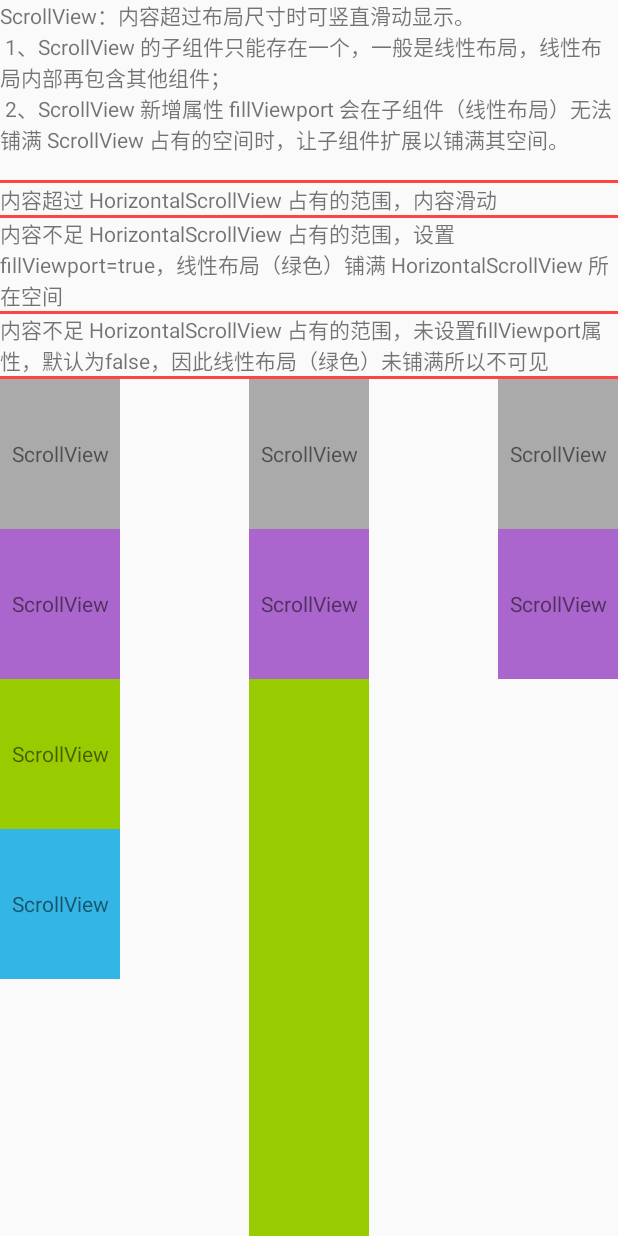
After one commit to MelanDawn/AndroidAppFw, an Android app: the ScrollViewAct screen opened directly, with no data from a screen before it, on a phone screen of 412 x 824 dp. The commit adds this screen. Run offline under Robolectric (Android 15) with nearby library versions, the phone set to English and light mode, and no system bars; libraries missing offline, so code that uses them is left out: com.umeng.analytics, com.umeng.message; 2 statements that could not run were skipped.

Commit message:
[R&D_Center] 首次添加 HorizontalScrollView 和 ScrollView 样例

```diff
--- a/app/src/main/AndroidManifest.xml
+++ b/app/src/main/AndroidManifest.xml
@@ -75,6 +75,8 @@
         <activity android:name=".ui.activity.ViewGroupAct" />
 
         <activity android:name=".ui.activity.FrameLayoutAct" />
+        <activity android:name=".ui.activity.HorizontalScrollViewAct" />
+        <activity android:name=".ui.activity.ScrollViewAct" />
 
         <activity android:name=".ui.activity.GridLayoutAct" />
 
--- /dev/null
+++ b/app/src/main/java/com/zs/androidappfw/ui/activity/ScrollViewAct.java
@@ -0,0 +1,15 @@
+package com.zs.androidappfw.ui.activity;
+
+import android.os.Bundle;
+import android.support.annotation.Nullable;
+
+import com.zs.androidappfw.R;
+import com.zs.androidappfw.ui.base.BaseActivity;
+
+public class ScrollViewAct extends BaseActivity {
+    @Override
+    protected void onCreate(@Nullable Bundle savedInstanceState) {
+        super.onCreate(savedInstanceState);
+        setContentView(R.layout.act_scroll_view);
+    }
+}
--- /dev/null
+++ b/app/src/main/res/layout/act_scroll_view.xml
@@ -0,0 +1,130 @@
+<?xml version="1.0" encoding="utf-8"?>
+<LinearLayout xmlns:android="http://schemas.android.com/apk/res/android"
+    android:layout_width="match_parent"
+    android:layout_height="match_parent"
+    android:orientation="vertical">
+
+    <TextView
+        android:layout_width="wrap_content"
+        android:layout_height="wrap_content"
+        android:text="@string/scroll_view_description"/>
+    <View
+        android:layout_width="match_parent"
+        android:layout_height="2dp"
+        android:background="@android:color/holo_red_light"/>
+    <TextView
+        android:layout_width="wrap_content"
+        android:layout_height="wrap_content"
+        android:text="@string/horizontal_scroll_view_demo_1"/>
+    <View
+        android:layout_width="match_parent"
+        android:layout_height="2dp"
+        android:background="@android:color/holo_red_light"/>
+    <TextView
+        android:layout_width="wrap_content"
+        android:layout_height="wrap_content"
+        android:text="@string/horizontal_scroll_view_demo_2"/>
+    <View
+        android:layout_width="match_parent"
+        android:layout_height="2dp"
+        android:background="@android:color/holo_red_light"/>
+    <TextView
+        android:layout_width="wrap_content"
+        android:layout_height="wrap_content"
+        android:text="@string/horizontal_scroll_view_demo_3"/>
+    <View
+        android:layout_width="match_parent"
+        android:layout_height="2dp"
+        android:background="@android:color/holo_red_light"/>
+
+    <RelativeLayout
+        android:layout_width="wrap_content"
+        android:layout_height="wrap_content">
+
+        <ScrollView
+            android:layout_width="80dp"
+            android:layout_height="match_parent">
+            <LinearLayout
+                android:layout_width="match_parent"
+                android:layout_height="wrap_content"
+                android:orientation="vertical">
+                <TextView
+                    android:layout_width="match_parent"
+                    android:layout_height="100dp"
+                    android:gravity="center"
+                    android:background="@android:color/darker_gray"
+                    android:text="@string/scroll_view_demo_content"/>
+                <TextView
+                    android:layout_width="match_parent"
+                    android:layout_height="100dp"
+                    android:gravity="center"
+                    android:background="@android:color/holo_purple"
+                    android:text="@string/scroll_view_demo_content"/>
+                <TextView
+                    android:layout_width="match_parent"
+                    android:layout_height="100dp"
+                    android:gravity="center"
+                    android:background="@android:color/holo_green_light"
+                    android:text="@string/scroll_view_demo_content"/>
+                <TextView
+                    android:layout_width="match_parent"
+                    android:layout_height="100dp"
+                    android:gravity="center"
+                    android:background="@android:color/holo_blue_light"
+                    android:text="@string/scroll_view_demo_content"/>
+            </LinearLayout>
+        </ScrollView>
+
+
+
+        <ScrollView
+            android:layout_width="80dp"
+            android:layout_height="match_parent"
+            android:layout_centerHorizontal="true"
+            android:fillViewport="true">
+            <LinearLayout
+                android:layout_width="match_parent"
+                android:layout_height="wrap_content"
+                android:background="@android:color/holo_green_light"
+                android:orientation="vertical">
+                <TextView
+                    android:layout_width="match_parent"
+                    android:layout_height="100dp"
+                    android:gravity="center"
+                    android:background="@android:color/darker_gray"
+                    android:text="@string/scroll_view_demo_content"/>
+                <TextView
+                    android:layout_width="match_parent"
+                    android:layout_height="100dp"
+                    android:gravity="center"
+                    android:background="@android:color/holo_purple"
+                    android:text="@string/scroll_view_demo_content"/>
+            </LinearLayout>
+        </ScrollView>
+
+
+        <ScrollView
+            android:layout_width="80dp"
+            android:layout_height="match_parent"
+            android:layout_alignParentEnd="true">
+            <LinearLayout
+                android:layout_width="match_parent"
+                android:layout_height="wrap_content"
+                android:background="@android:color/holo_green_light"
+                android:orientation="vertical">
+                <TextView
+                    android:layout_width="match_parent"
+                    android:layout_height="100dp"
+                    android:gravity="center"
+                    android:background="@android:color/darker_gray"
+                    android:text="@string/scroll_view_demo_content"/>
+                <TextView
+                    android:layout_width="match_parent"
+                    android:layout_height="100dp"
+                    android:gravity="center"
+                    android:background="@android:color/holo_purple"
+                    android:text="@string/scroll_view_demo_content"/>
+            </LinearLayout>
+        </ScrollView>
+    </RelativeLayout>
+</LinearLayout>
--- a/app/src/main/res/values/strings.xml
+++ b/app/src/main/res/values/strings.xml
@@ -29,6 +29,8 @@
     <string name="to_view_group">ViewGroup</string>
     <string name="to_grid_layout">|-- GridLayout(网格布局，API 15 引入)</string>
     <string name="to_frame_layout">|-- FrameLayout</string>
+    <string name="to_horizontal_scroll_view">|-- |-- HorizontalScrollView（水平滑动视图）</string>
+    <string name="to_scroll_view">|-- |-- ScrollView（竖直滑动视图）</string>
     <string name="to_linear_layout">|-- LinearLayout(线性布局)</string>
     <string name="to_action_menu_view">|-- |-- ActionMenuView(未完成，API 21 引入)</string>
     <string name="to_number_picker">|-- |-- NumberPicker(数字[数组]选择器，API 11 引入)</string>
@@ -195,6 +197,28 @@
     <string name="frame_layout_demo_2">组件布局测试，紫色只用layout_gravity，红色采用了layout_gravity和layout_margin</string>
     <string name="frame_layout_demo_3">前景图测试，左下方的是FrameLayout的前景图，右下方是子组件的前景图</string>
 
+    <!-- HorizontalScrollView Activity -->
+    <string name="horizontal_scroll_view_description">
+        HorizontalScrollView：内容超过布局尺寸时可水平滑动显示。\n
+        1、HorizontalScrollView 的子组件只能存在一个，一般是线性布局，线性布局内部再包含其他组件；\n
+        2、HorizontalScrollView 新增属性 fillViewport 会在子组件（线性布局）无法铺满 HorizontalScrollView占有的空间时，让子组件扩展以铺满其空间。\n
+    </string>
+    <string name="horizontal_scroll_view_demo_1">内容超过 HorizontalScrollView 占有的范围，内容滑动</string>
+    <string name="horizontal_scroll_view_demo_2">内容不足 HorizontalScrollView 占有的范围，设置fillViewport=true，线性布局（绿色）铺满 HorizontalScrollView 所在空间</string>
+    <string name="horizontal_scroll_view_demo_3">内容不足 HorizontalScrollView 占有的范围，未设置fillViewport属性，默认为false，因此线性布局（绿色）未铺满所以不可见</string>
+    <string name="horizontal_scroll_view_demo_content">HorizontalScrollView</string>
+
+    <!-- ScrollView Activity -->
+    <string name="scroll_view_description">
+        ScrollView：内容超过布局尺寸时可竖直滑动显示。\n
+        1、ScrollView 的子组件只能存在一个，一般是线性布局，线性布局内部再包含其他组件；\n
+        2、ScrollView 新增属性 fillViewport 会在子组件（线性布局）无法铺满 ScrollView 占有的空间时，让子组件扩展以铺满其空间。\n
+    </string>
+    <string name="scroll_view_demo_1">左侧样例：内容超过 ScrollView 占有的范围，内容滑动</string>
+    <string name="scroll_view_demo_2">中间样例：内容不足 ScrollView 占有的范围，设置fillViewport=true，线性布局（绿色）铺满 ScrollView 所在空间</string>
+    <string name="scroll_view_demo_3">右边样例：内容不足 ScrollView 占有的范围，未设置fillViewport属性，默认为false，因此线性布局（绿色）未铺满所以不可见</string>
+    <string name="scroll_view_demo_content">ScrollView</string>
+
     <!-- GridLayout Activity -->
     <string name="grid_layout_description">
         网格布局是API15引入\n
```
Also changed, not shown: app/src/main/java/com/zs/androidappfw/ui/activity/HorizontalScrollViewAct.java (added, +15 -0 lines), app/src/main/java/com/zs/androidappfw/ui/activity/MainActivity.java (+8 -0 lines), app/src/main/res/layout/act_horizontal_scroll_view.xml (added, +122 -0 lines), app/src/main/res/layout/act_main.xml (+16 -0 lines).
